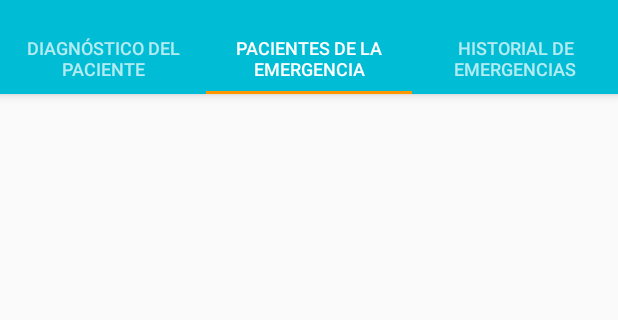
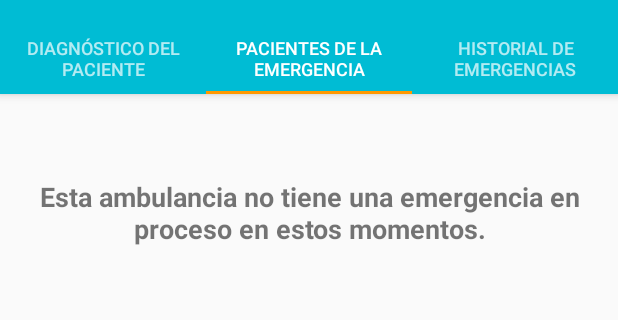
Before and after one commit to kornofilo/DS6-SATEM, an Android app: the screen it shows after launch once a user with an empty profile is signed in (MainActivity), tab 2 chosen, on a phone screen of 412 x 824 dp, the part 74-394 px from its top. Run offline under Robolectric (Android 15) with nearby library versions, the phone set to English and light mode, and no system bars; our stand-ins replace Firebase (no records; nobody signed in at launch, a user with empty details on screens opened directly).

Commit message:
SATEM APP - PACIENTES DE LA EMERGENCIA TAB 2

```diff
--- a/SATEMapp/app/src/main/java/com/example/r_2g_/satemapp/MainActivity.java
+++ b/SATEMapp/app/src/main/java/com/example/r_2g_/satemapp/MainActivity.java
@@ -384,15 +384,17 @@ public class MainActivity extends AppCompatActivity{
 
             final View finalRootView1 = rootView;
             String miAmbulancia =  pref.getString("setAmbulancia",null);
-            System.out.println(miAmbulancia);
-            Query emergenciasQuery = myRef.orderByChild("ambulancia");
+            System.out.println(myRef.orderByChild("ambulancia/"+ miAmbulancia));
+            Query emergenciasQuery = myRef.orderByChild("ambulancia/"+ miAmbulancia).equalTo(miAmbulancia);
+
+
             emergenciasQuery.addValueEventListener(new ValueEventListener() {
                 @Override
                 public void onDataChange(DataSnapshot dataSnapshot) {
 
                     TextView noHistTV;
                     noHistTV = (TextView) finalRootView1.findViewById(R.id.textViewNTU);
-                    System.out.println("the last0 " + dataSnapshot.getRef());
+                    System.out.println("the last0 " + dataSnapshot.getRef() +  " " +dataSnapshot);
                     if(dataSnapshot.getValue() == null) {
                         noHistTV.setVisibility(View.VISIBLE);
                     }else{
@@ -485,7 +487,8 @@ public class MainActivity extends AppCompatActivity{
                             }
                         });
                     }else{
-                        noHistTV.setText("Esta ambulancia no tiene una emergencia proceso en estos momentos ");
+                        noHistTV.setVisibility(View.VISIBLE);
+                        noHistTV.setText("Esta ambulancia no tiene una emergencia en proceso en estos momentos.");
                     }
 
 
```
